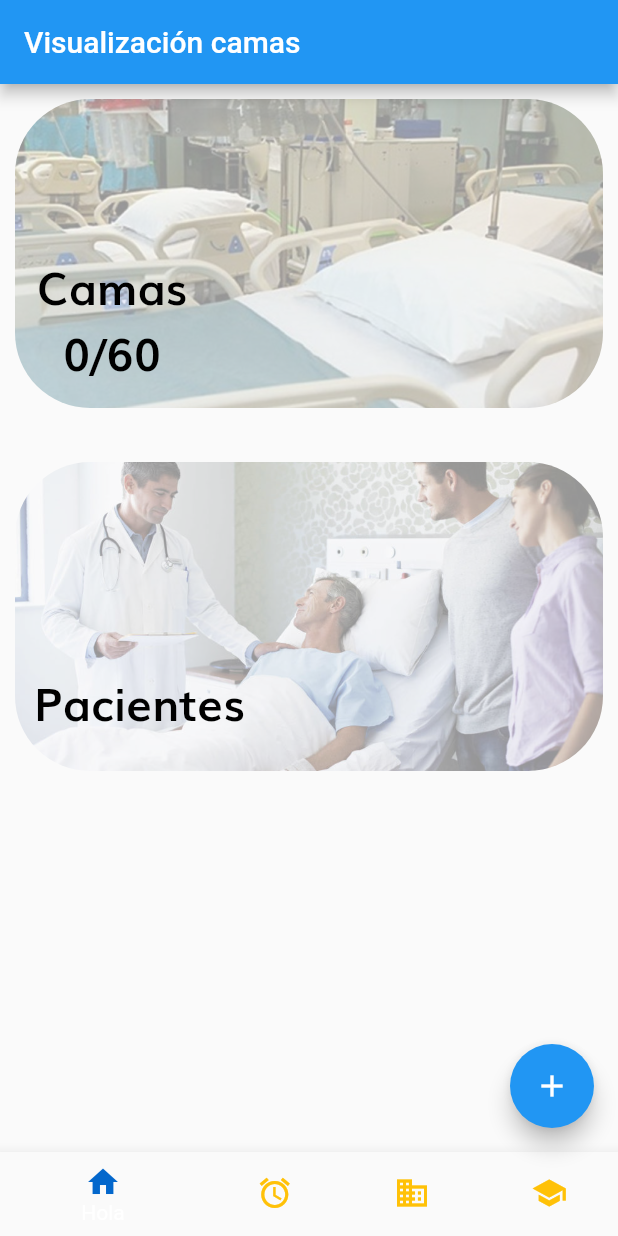
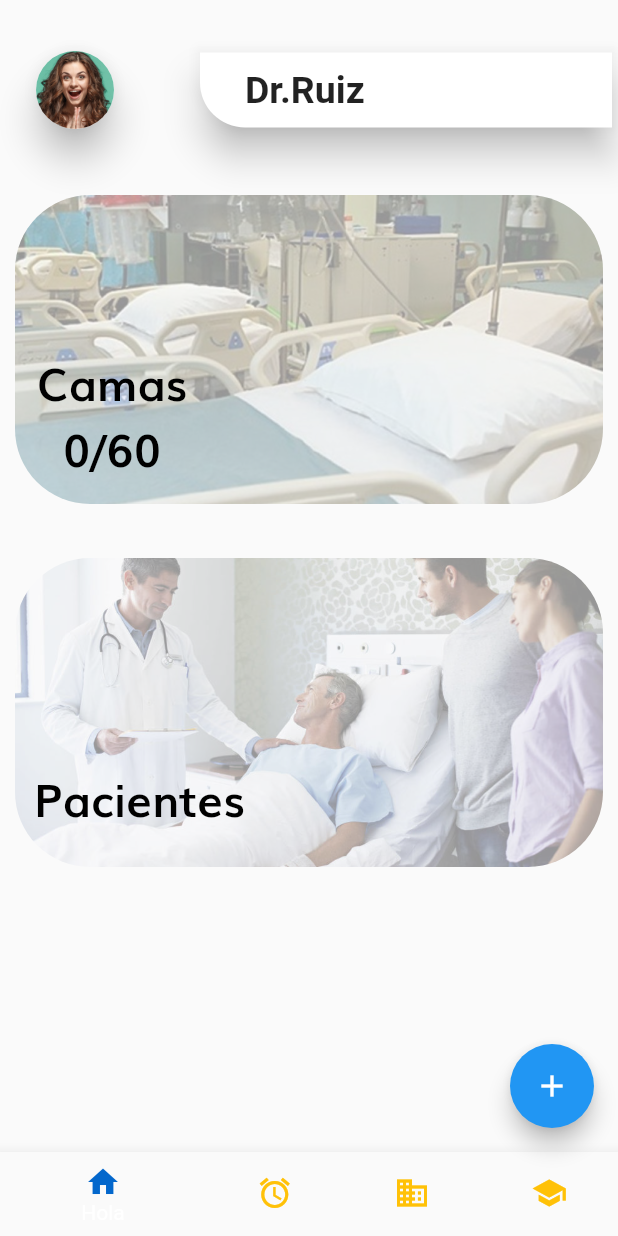
Before and after one commit to FlyingPigsUem/UEM-Analytics-G204, a Flutter app: the screen it shows after launch, on a phone screen of 412 x 824 dp. Run offline on Flutter 3.47's test engine with Material 2 defaults, Android fonts, the phone set to English and light mode, and no system bars; our stand-ins replace cloud_firestore; accounts and stored records are empty.

Commit message:
Added custom topBar

```diff
--- /dev/null
+++ b/smartHospital/lib/constant.dart
@@ -0,0 +1,13 @@
+
+import 'package:flutter/material.dart';
+
+ShapeBorder kBackButtonShape = RoundedRectangleBorder(
+  borderRadius: BorderRadius.only(
+    topRight: Radius.circular(30),
+  ),
+);
+
+Widget kBackBtn = Icon(
+  Icons.arrow_back_ios,
+  // color: Colors.black54,
+);
--- /dev/null
+++ b/smartHospital/lib/customTopBar.dart
@@ -0,0 +1,97 @@
+import 'package:flutter/material.dart';
+
+import 'constant.dart';
+
+class TopBar extends StatelessWidget implements PreferredSizeWidget {
+  final String title;
+  final String img;
+  final Function onPressed;
+  final Function onTitleTapped;
+
+  @override
+  final Size preferredSize;
+
+  TopBar(
+      {@required this.title,
+      @required this.img,
+      @required this.onPressed,
+      this.onTitleTapped})
+      : preferredSize = Size.fromHeight(60.0);
+
+  @override
+  Widget build(BuildContext context) {
+    return SafeArea(
+      child: Column(
+        children: <Widget>[
+           SizedBox(height: 30,),
+          Row(
+            mainAxisSize: MainAxisSize.max,
+            mainAxisAlignment: MainAxisAlignment.spaceBetween,
+            children: <Widget>[
+              Hero(
+                tag: 'topBarBtn',
+                child: Padding(
+                  padding: const EdgeInsets.fromLTRB(20, 0, 0, 0),
+                  child: Container(
+                    width: 60,
+                    height: 60,
+                    child: Card(
+
+                      elevation: 10,
+                      shape: RoundedRectangleBorder(
+                        borderRadius: BorderRadius.circular(360.0),
+                      ),
+                      child: ClipRRect(
+                         borderRadius: BorderRadius.circular(300.0),
+                        child: Image.asset(
+                          img,
+                          fit: BoxFit.cover,
+                        ),
+                      ),
+                    ),
+                  ),
+                ),
+              ),
+              // SizedBox(
+              //   width: 50,
+              // ),
+              Hero(
+                tag: 'title',
+                transitionOnUserGestures: true,
+                child: Card(
+                  elevation: 10,
+                  shape: RoundedRectangleBorder(
+                    borderRadius: BorderRadius.only(
+                      bottomLeft: Radius.circular(30),
+                    ),
+                  ),
+                  child: InkWell(
+                    onTap: onTitleTapped,
+                    child: Container(
+                      width: MediaQuery.of(context).size.width / 1.5,
+                      height: 50,
+                      child: Align(
+                        alignment: Alignment.centerLeft,
+                        child: Padding(
+                          padding: const EdgeInsets.only(left: 30),
+                          child: Text(
+                            title,
+                            style: TextStyle(
+                              fontWeight: FontWeight.bold,
+                              fontSize: 25,
+                              // color: Colors.black54,
+                            ),
+                          ),
+                        ),
+                      ),
+                    ),
+                  ),
+                ),
+              )
+            ],
+          ),
+        ],
+      ),
+    );
+  }
+}
--- a/smartHospital/lib/homePage/homePage.dart
+++ b/smartHospital/lib/homePage/homePage.dart
@@ -4,7 +4,12 @@ import 'package:smartHospital/homePage/camasCard.dart';
 import 'package:cloud_firestore/cloud_firestore.dart';
 import 'package:smartHospital/homePage/homeCardWidget.dart';
 import 'package:smartHospital/colors.dart';
+import 'package:smartHospital/customTopBar.dart';
 
+/*
+homePage class corresponds to the first Page the user sees once logged in
+It's a StatefulWidget because the number of beds changes on refresh
+*/
 class homePage extends StatefulWidget {
   @override
   _homePageState createState() => _homePageState();
@@ -14,10 +19,19 @@ class _homePageState extends State<homePage> {
   Future<int> _numCamas = countDocuments('usuarios');
   @override
   Widget build(BuildContext context) {
+    /*
+    phoneWidth--> Width of the phone the app is running
+    phoneHeight--> Height of the phone the app is running
+
+    These variables allow the app to be responsive
+    */
     double phoneWidth = MediaQuery.of(context).size.width;
     double phoneHeight = MediaQuery.of(context).size.height;
 
     return Scaffold(
+      /*
+    The FAB makes the app navigate to the addUserPage
+    */
       floatingActionButton: FloatingActionButton(
         onPressed: () {
           Navigator.push(
@@ -25,18 +39,21 @@ class _homePageState extends State<homePage> {
         },
         child: Icon(Icons.add),
       ),
-      appBar: AppBar(
-        title: Text("Visualización camas"),
+      appBar: PreferredSize(
+        preferredSize: Size.fromHeight(120.0),
+        child: TopBar(
+          title: 'Dr.Ruiz',
+          img: 'assets/images/Doctor Aux.png',
+        ),
       ),
       body: RefreshIndicator(
         onRefresh: _handleRefresh,
         child: ListView(
-
-          children: [camasCardWidget(
+          children: [
+            camasCardWidget(
                 phoneWidth: phoneWidth,
                 phoneHeight: phoneHeight,
                 numeroCama: _numCamas),
-
             Divider(
               color: Color.fromRGBO(255, 255, 255, 0.0),
             ),
@@ -45,9 +62,10 @@ class _homePageState extends State<homePage> {
               phoneHeight: phoneHeight,
               title: 'Pacientes',
               img: 'assets/images/pacientes.jpg',
-                onTap: (){
+              onTap: () {
                 print('Taped');
-                },)
+              },
+            )
           ],
         ),
       ),
@@ -88,7 +106,6 @@ class _homePageState extends State<homePage> {
     await Firestore.instance.collection('usuarios').getDocuments();
     setState(() {
       _numCamas = countDocuments('usuarios');
-
     });
     return null;
   }
--- a/smartHospital/lib/main.dart
+++ b/smartHospital/lib/main.dart
@@ -1,6 +1,8 @@
 import 'package:flutter/material.dart';
 import 'package:smartHospital/homePage/homePage.dart';
-
+/*
+Main class that builds the 'homePage' Page
+*/
 void main() => runApp(MyApp());
 
 class MyApp extends StatelessWidget {
```
Also changed, not shown: smartHospital/assets/images/Doctor Aux.png (added). Lines whose indentation alone changed are shown as unchanged.
